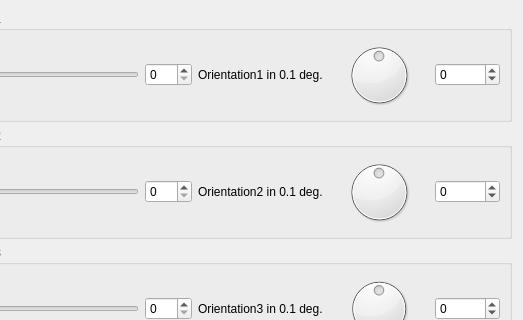
First picture: the form in src/ui/TestphaseWidget.ui, repository skye-git/qgroundcontrol-old, before the edit; both pictures show x 94 to 617 and y 0 to 320 of the 617 by 559 pixel window.
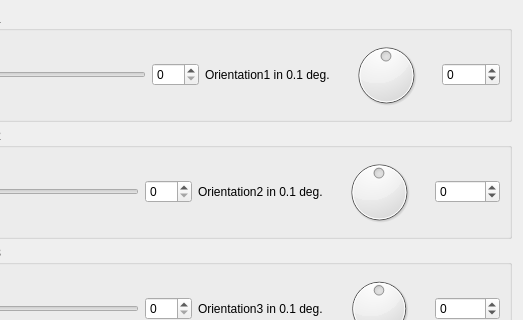
Second picture: the form after the edit.

Commit message: The width restriction for the Control Widget has been increased

```diff
--- a/src/ui/TestphaseWidget.ui
+++ b/src/ui/TestphaseWidget.ui
@@ -54,20 +54,20 @@
       <item>
        <widget class="QDial" name="dialOrientation1">
         <property name="minimum">
-         <number>-10800</number>
+         <number>-1800</number>
         </property>
         <property name="maximum">
-         <number>10800</number>
+         <number>1800</number>
         </property>
        </widget>
       </item>
       <item>
        <widget class="QSpinBox" name="spinBoxOrientation1">
         <property name="minimum">
-         <number>-10800</number>
+         <number>-1800</number>
         </property>
         <property name="maximum">
-         <number>10800</number>
+         <number>1800</number>
         </property>
        </widget>
       </item>
```
The commit also changes 2 other files.
